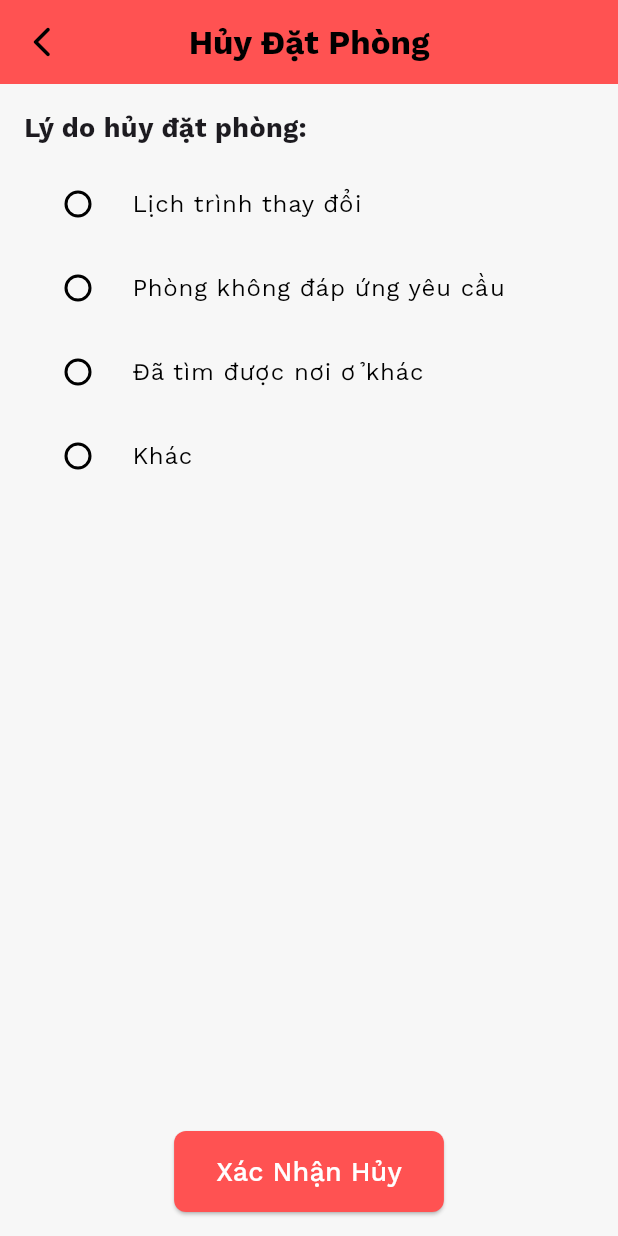
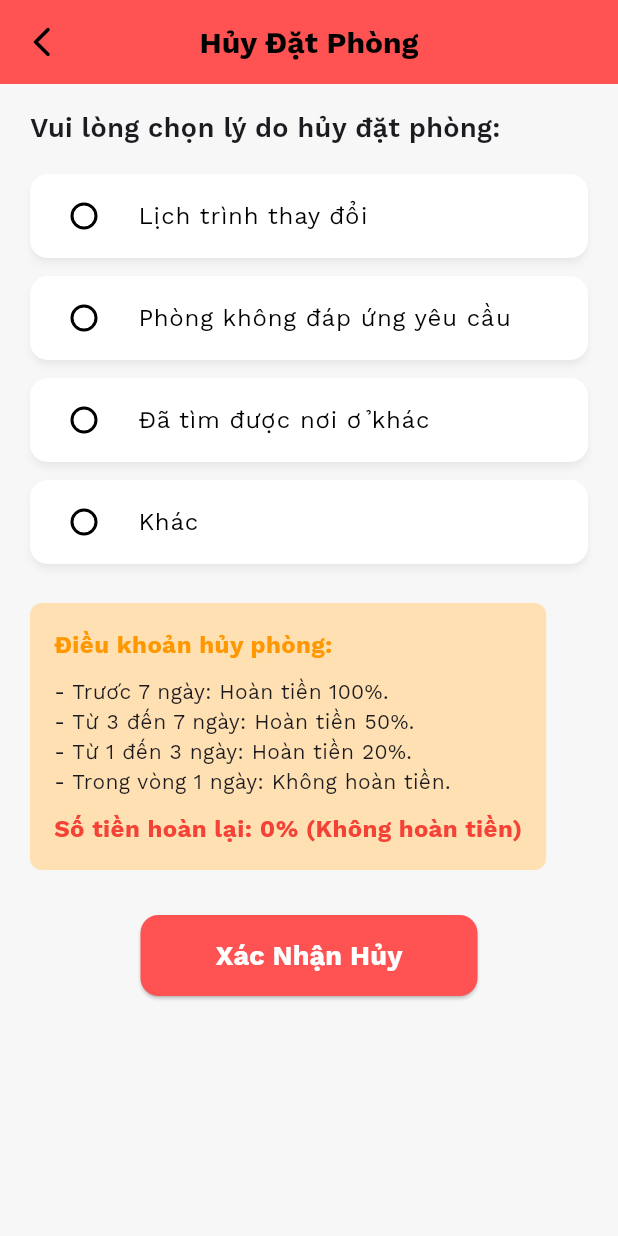
Before and after one commit to nguyentranlht/Flutter_hotel_booking_ver2, a Flutter app: the BookingRefund screen opened directly with empty values, on a phone screen of 412 x 824 dp. Run offline on Flutter 3.47's test engine with Material 3 defaults, Android fonts, the phone set to English and light mode, and no system bars; our stand-ins replace bloc, cloud_firestore, equatable, firebase_auth, firebase_core, firebase_storage and 12 more; missing offline and left inert: flutter_login_facebook, flutter_stripe; accounts and stored records are empty; generated files the repository leaves out were written again.

Commit message:
update_fix

```diff
--- a/flutter_hotel_booking_ver2/lib/modules/payment/booking_refund.dart
+++ b/flutter_hotel_booking_ver2/lib/modules/payment/booking_refund.dart
@@ -7,14 +7,17 @@ import 'package:http/http.dart' as http;
 
 class BookingRefund extends ConsumerStatefulWidget {
   final String bookingId;
-  final String paymentIntentId; // Add PaymentIntentId for refund processing
-  final String amount; // Add amount for refund calculation
+  final String paymentIntentId;
+  final String amount;
+  final DateTime
+      checkInDate; // Thêm ngày nhận phòng để tính toán phần trăm hoàn tiền
 
   const BookingRefund({
     Key? key,
     required this.bookingId,
     required this.paymentIntentId,
     required this.amount,
+    required this.checkInDate,
   }) : super(key: key);
 
   @override
@@ -30,11 +33,38 @@ class _BookingRefundState extends ConsumerState<BookingRefund> {
   ];
   String? selectedReason;
 
+  String calculateRefundPercentage() {
+    final now = DateTime.now();
+    final daysDifference = widget.checkInDate.difference(now).inDays;
+
+    if (daysDifference > 7) {
+      return "100% (Hoàn tiền đầy đủ)";
+    } else if (daysDifference >= 3) {
+      return "50% (Hoàn tiền 50%)";
+    } else if (daysDifference >= 1) {
+      return "20% (Hoàn tiền 20%)";
+    } else {
+      return "0% (Không hoàn tiền)";
+    }
+  }
+
   Future<void> refundPayment(String paymentIntentId, String amount) async {
     try {
+      final percentage = calculateRefundPercentage();
+      int refundAmount = 0;
+
+      if (percentage.contains("100%")) {
+        refundAmount = int.parse(amount);
+      } else if (percentage.contains("50%")) {
+        refundAmount = (int.parse(amount) * 0.5).toInt();
+      } else if (percentage.contains("20%")) {
+        refundAmount = (int.parse(amount) * 0.2).toInt();
+      }
+
+      if (refundAmount > 0) {
         Map<String, dynamic> body = {
           'payment_intent': paymentIntentId,
-        'amount': calculateAmount(amount),
+          'amount': refundAmount.toString(),
         };
 
         var response = await http.post(
@@ -51,14 +81,12 @@ class _BookingRefundState extends ConsumerState<BookingRefund> {
         } else {
           print('Failed to refund: ${response.body}');
         }
+      } else {
+        print('No refund due to terms of cancellation.');
+      }
     } catch (err) {
       print('Error while refunding: ${err.toString()}');
     }
-  }
-
-  String calculateAmount(String amount) {
-    final calculatedAmount = (double.parse(amount)).toInt();
-    return calculatedAmount.toString();
   }
 
   Future<void> cancelBooking(BuildContext context) async {
@@ -73,7 +101,6 @@ class _BookingRefundState extends ConsumerState<BookingRefund> {
     }
 
     try {
-      // Update Firestore booking
       await FirebaseFirestore.instance
           .collection('bookings')
           .doc(widget.bookingId)
@@ -82,23 +109,18 @@ class _BookingRefundState extends ConsumerState<BookingRefund> {
         'cancellationReason': selectedReason,
       });
 
-      // Perform refund
       await refundPayment(widget.paymentIntentId, widget.amount);
 
       ScaffoldMessenger.of(context).showSnackBar(
         const SnackBar(
-          content: Text('Đặt phòng đã được hủy và hoàn tiền thành công.'),
+          content: Text('Đặt phòng đã được hủy.'),
           backgroundColor: Colors.green,
         ),
       );
 
-      // Navigate to the desired screen after successful cancellation
       Navigator.of(context).pushAndRemoveUntil(
-        MaterialPageRoute(
-            builder: (context) =>
-                BottomTabScreen()), // Replace with the actual bookings list or dashboard screen
-        (route) =>
-            false, // Clear the back stack to prevent returning to previous screens
+        MaterialPageRoute(builder: (context) => BottomTabScreen()),
+        (route) => false,
       );
     } catch (e) {
       ScaffoldMessenger.of(context).showSnackBar(
@@ -112,27 +134,40 @@ class _BookingRefundState extends ConsumerState<BookingRefund> {
 
   @override
   Widget build(BuildContext context) {
+    final refundPercentage = calculateRefundPercentage();
+
     return Scaffold(
       appBar: AppBar(
-        title: const Text('Hủy Đặt Phòng'),
+        title: const Text(
+          'Hủy Đặt Phòng',
+          style: TextStyle(fontSize: 20, fontWeight: FontWeight.bold),
+        ),
         backgroundColor: Colors.redAccent,
+        centerTitle: true,
       ),
-      body: Padding(
-        padding: const EdgeInsets.all(16.0),
+      body: SingleChildScrollView(
+        padding: const EdgeInsets.symmetric(horizontal: 20.0, vertical: 16.0),
         child: Column(
           crossAxisAlignment: CrossAxisAlignment.start,
           children: [
             const Text(
-              "Lý do hủy đặt phòng:",
-              style: TextStyle(fontSize: 18, fontWeight: FontWeight.bold),
+              "Vui lòng chọn lý do hủy đặt phòng:",
+              style: TextStyle(fontSize: 18, fontWeight: FontWeight.w600),
             ),
-            const SizedBox(height: 10),
-            Expanded(
-              child: ListView.builder(
+            const SizedBox(height: 12),
+            ListView.builder(
+              shrinkWrap: true,
+              physics: const NeverScrollableScrollPhysics(),
               itemCount: reasons.length,
               itemBuilder: (context, index) {
                 final reason = reasons[index];
-                  return RadioListTile<String>(
+                return Card(
+                  margin: const EdgeInsets.symmetric(vertical: 6),
+                  elevation: 2,
+                  shape: RoundedRectangleBorder(
+                    borderRadius: BorderRadius.circular(12),
+                  ),
+                  child: RadioListTile<String>(
                     value: reason,
                     groupValue: selectedReason,
                     onChanged: (value) {
@@ -140,23 +175,63 @@ class _BookingRefundState extends ConsumerState<BookingRefund> {
                         selectedReason = value;
                       });
                     },
-                    title: Text(reason),
+                    title: Text(
+                      reason,
+                      style: const TextStyle(fontSize: 16),
+                    ),
+                    activeColor: Colors.redAccent,
+                  ),
                 );
               },
             ),
+            const SizedBox(height: 20),
+            Container(
+              padding: const EdgeInsets.all(16),
+              decoration: BoxDecoration(
+                color: Colors.orange.shade100,
+                borderRadius: BorderRadius.circular(8),
               ),
-            const SizedBox(height: 20),
+              child: Column(
+                crossAxisAlignment: CrossAxisAlignment.start,
+                children: [
+                  const Text(
+                    "Điều khoản hủy phòng:",
+                    style: TextStyle(
+                        fontSize: 16,
+                        fontWeight: FontWeight.bold,
+                        color: Colors.orange),
+                  ),
+                  const SizedBox(height: 10),
+                  Text(
+                    "- Trước 7 ngày: Hoàn tiền 100%.\n"
+                    "- Từ 3 đến 7 ngày: Hoàn tiền 50%.\n"
+                    "- Từ 1 đến 3 ngày: Hoàn tiền 20%.\n"
+                    "- Trong vòng 1 ngày: Không hoàn tiền.",
+                    style: const TextStyle(fontSize: 14),
+                  ),
+                  const SizedBox(height: 10),
+                  Text(
+                    "Số tiền hoàn lại: $refundPercentage",
+                    style: const TextStyle(
+                        fontSize: 16,
+                        fontWeight: FontWeight.bold,
+                        color: Colors.red),
+                  ),
+                ],
+              ),
+            ),
+            const SizedBox(height: 30),
             Center(
               child: ElevatedButton(
                 onPressed: () => cancelBooking(context),
                 style: ElevatedButton.styleFrom(
                   padding: const EdgeInsets.symmetric(
                     vertical: 14,
-                    horizontal: 28,
+                    horizontal: 50,
                   ),
                   backgroundColor: Colors.redAccent,
                   shape: RoundedRectangleBorder(
-                    borderRadius: BorderRadius.circular(8),
+                    borderRadius: BorderRadius.circular(12),
                   ),
                 ),
                 child: const Text(
@@ -164,6 +239,7 @@ class _BookingRefundState extends ConsumerState<BookingRefund> {
                   style: TextStyle(
                     fontSize: 18,
                     color: Colors.white,
+                    fontWeight: FontWeight.bold,
                   ),
                 ),
               ),
```
Also changed, not shown: flutter_hotel_booking_ver2/lib/modules/myTrips/upcoming_details_view.dart (+5 -4 lines), flutter_hotel_booking_ver2/lib/modules/myTrips/upcoming_list_view.dart (+2 -13 lines), flutter_hotel_booking_ver2/lib/modules/payment/booking_confirmation_screen.dart (+50 -44 lines), flutter_hotel_booking_ver2/pubspec.lock. Lines whose indentation alone changed are shown as unchanged.
